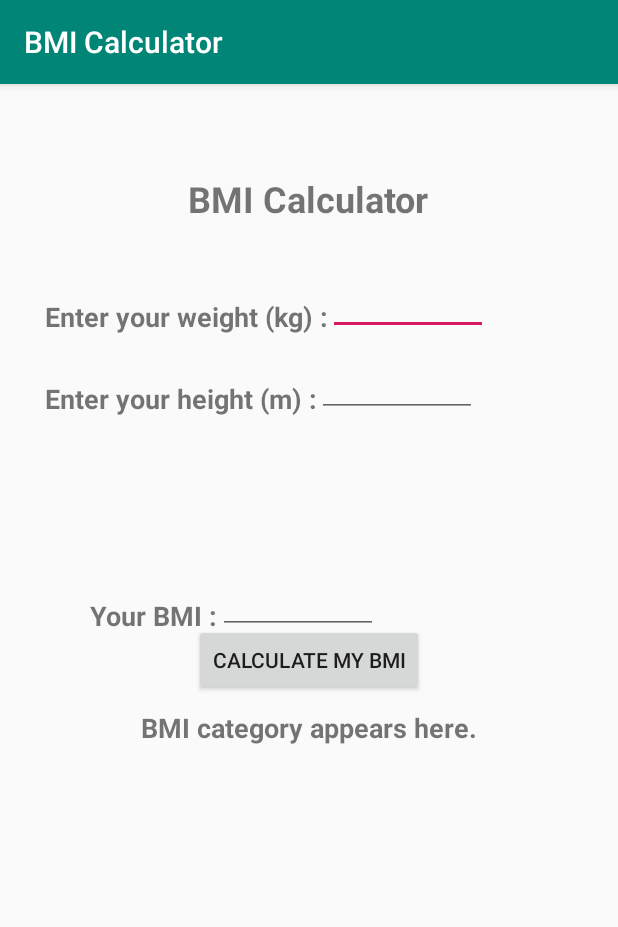
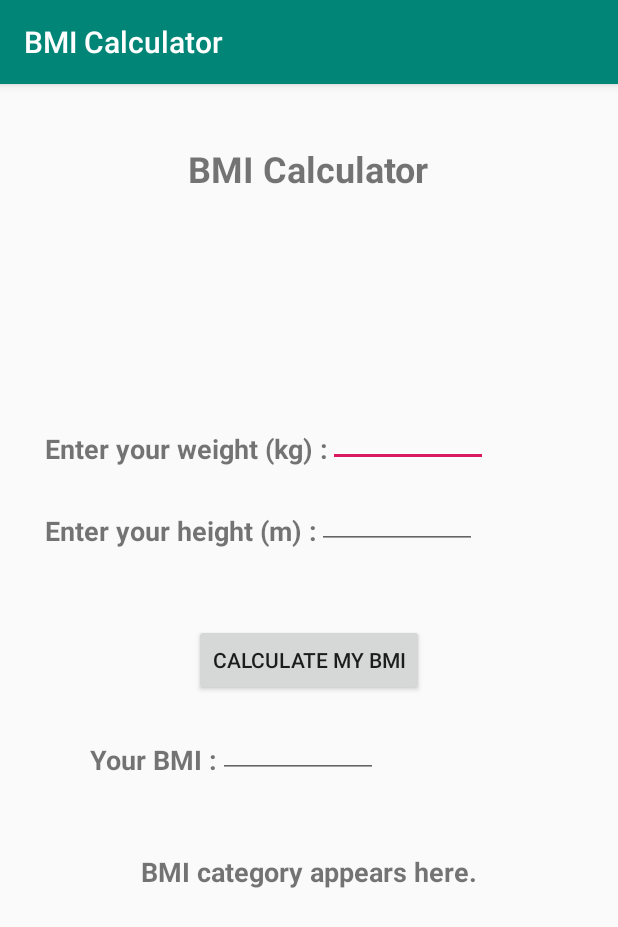
Before and after one commit to Th034S/BMI_Calculator, an Android app: the screen it shows after launch (MainActivity), on a phone screen of 412 x 824 dp. Shown: the top 927 px of the screen. Run offline under Robolectric (Android 15) with nearby library versions, the phone set to English and light mode, and no system bars.

Commit message:
Fix problem on the layout

```diff
--- a/app/src/main/res/layout/activity_main.xml
+++ b/app/src/main/res/layout/activity_main.xml
@@ -11,7 +11,7 @@
         android:layout_width="wrap_content"
         android:layout_height="wrap_content"
         android:text="@string/bmi_calculator"
-        android:layout_marginTop="60dp"
+        android:layout_marginTop="40dp"
         android:textStyle="bold"
         android:textSize="24sp"
         android:layout_centerHorizontal="true"/>
@@ -25,7 +25,7 @@
         android:layout_marginTop="50dp"
         android:textSize="18sp"
         android:textStyle="bold"
-        android:layout_below="@id/textView_title"
+        android:layout_above="@id/textView_enter_height"
         android:layout_marginStart="30dp" />
 
     <TextView
@@ -35,8 +35,9 @@
         android:layout_marginLeft="30dp"
         android:textSize="18sp"
         android:layout_marginTop="30dp"
+        android:layout_marginBottom="50dp"
         android:textStyle="bold"
-        android:layout_below="@id/textView_enter_weight"
+        android:layout_above="@id/button"
         android:text="@string/enter_your_height_m"
         android:layout_marginStart="30dp" />
 
@@ -45,10 +46,10 @@
         android:layout_width="wrap_content"
         android:layout_height="wrap_content"
         android:layout_marginLeft="60dp"
+        android:layout_marginTop="30dp"
         android:textSize="18sp"
-        android:layout_marginTop="120dp"
         android:textStyle="bold"
-        android:layout_below="@id/textView_enter_height"
+        android:layout_below="@id/button"
         android:text="@string/your_bmi"
         android:layout_marginStart="60dp" />
 
```
